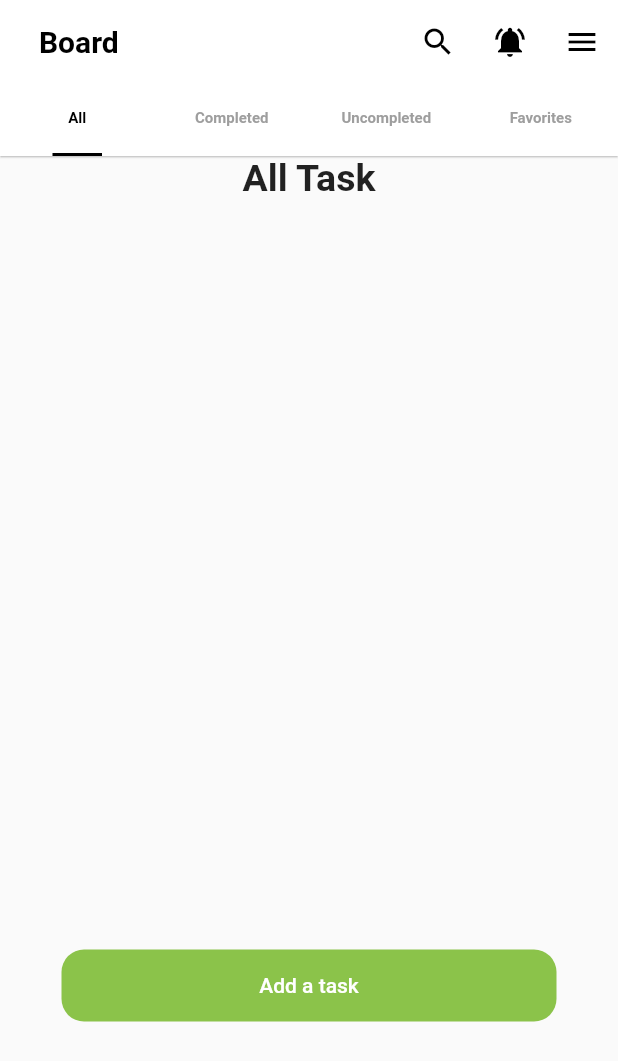
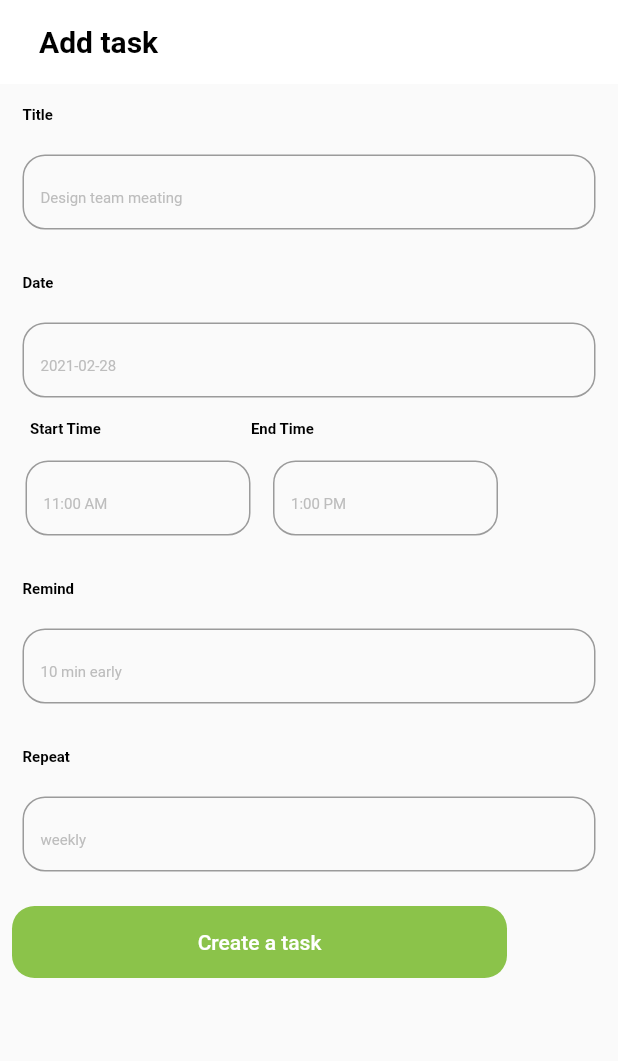
Before and after one commit to M-Samii/algoriza_internship, a Flutter app: the screen it shows after launch, on a phone screen of 412 x 824 dp. Shown: the top 1061 px of the screen. Run offline on Flutter 3.47's test engine with Material 2 defaults, Android fonts, the phone set to English and light mode, and no system bars; our stand-ins replace sqflite; missing offline and left inert: country_pickers, onboarding; accounts and stored records are empty.

Commit message:
update 2

```diff
--- a/lib/layout/Home_layout.dart
+++ b/lib/layout/Home_layout.dart
@@ -1,16 +1,29 @@
 import 'package:flutter/material.dart';
 import 'package:intern_program/modules/HomeScreen/FavoriteScreen.dart';
+import 'package:sqflite/sqflite.dart';
 
-import '../login/my_button.dart';
 import '../modules/HomeScreen/AllTaskScreen.dart';
 import '../modules/HomeScreen/CompletedScreen.dart';
 import '../modules/HomeScreen/UncompletedScreen.dart';
 
 
-class HomeLayout extends StatelessWidget {
+class HomeLayout extends StatefulWidget {
   const HomeLayout({Key? key}) : super(key: key);
 
   @override
+  State<HomeLayout> createState() => _HomeLayoutState();
+}
+
+class _HomeLayoutState extends State<HomeLayout> {
+   Database? database;
+
+  @override
+  void initState(){
+    createDatabase();
+  //  insertToDatabase();
+
+  }
+
   Widget build(BuildContext context) {
 
     return DefaultTabController(
@@ -68,6 +81,11 @@ class HomeLayout extends StatelessWidget {
               ]
 
           ),
+        floatingActionButton: FloatingActionButton(onPressed: () async {
+          insertToDatabase();
+         List<Map> list = await database!.rawQuery('SELECT * FROM tasks WHERE ID = 15');
+          print(list);
+        },),
 
 
 
@@ -79,4 +97,48 @@ class HomeLayout extends StatelessWidget {
       initialIndex: 0,
     );
   }
+
+  void createDatabase()async
+  {
+   database = await openDatabase(
+        'todo.db',
+        version: 1,
+        onCreate: (database, version) async
+        {
+          print('database created');
+        database.execute('CREATE TABLE tasks (id INTEGER PRIMARY KEY,title TEXT,date TEXT,startTime TEXT,endTime TEXT,Reminder TEXT, repeate TEXT)').then((value) {
+          print('table created');
+        }).catchError((error){
+          print('error when creating table ${error.toString()}');
+        });
+
+        },
+      onOpen: (database)
+      {
+        print('database opend');
+
+      },
+
+      );
+  }
+
+  void insertToDatabase()
+  async {
+   /* await database.transaction((txn)
+    {
+      txn.rawInsert('INSERT INTO tasks(title, date, startTime, endTime, Reminder, repeate) VALUES("first task","0022","12","1","yes","daily")').then((value){print('$value inserted successfully');}).catchError((error){
+        print('error when insertion new record  ${error.toString()}');
+      });
+
+    });*/
+    await database!.transaction((txn) async {
+      int? id1 = await txn.rawInsert(
+          'INSERT INTO tasks(title, date, startTime, endTime, Reminder, repeate) VALUES("zzz task","0022","12","1","yes","daily")').then((value){print('$value inserted successfully');}).catchError((error){
+        print('error when insertion new record  ${error.toString()}');
+      });
+
+    });
+
+
+  }
 }
--- a/lib/login/my_formFiled.dart
+++ b/lib/login/my_formFiled.dart
@@ -3,32 +3,55 @@ import 'package:flutter/material.dart';
 class MyFormfield extends StatelessWidget {
   final TextEditingController Control;
   final String validation;
+  final String hint;
   final bool isPassword;
+  final VoidCallback Onpress;
 
   const MyFormfield({
     Key? key,
     required this.Control,
     required this.validation,
     this.isPassword=false,
+    required this.Onpress,
+     this.hint='',
+
 
   }) : super(key: key);
 
   @override
   Widget build(BuildContext context) {
     return Container(
-      decoration: BoxDecoration(
-        shape: BoxShape.rectangle,
+      height: 50,
+    /*  decoration: BoxDecoration(
+       // shape: BoxShape.rectangle,
+        borderRadius: BorderRadius.all(Radius.circular(15.0)),
         border: Border.all(
-          color: Colors.grey,
+          color: Colors.grey[400]!,
+
 
         ),
-      ),
+      ),*/
       child: TextFormField(
+
+
       //  decoration: InputDecoration(
         //  suffixIcon: Icon(Icons.remove_red_eye),
         //),
+        onTap: (){
+          Onpress();
+        },
+        decoration:InputDecoration(
+          hintText:hint,
+          hintStyle: TextStyle(color: Colors.grey[400],fontSize: 10.0,),
+          border:OutlineInputBorder(
+            borderRadius: BorderRadius.circular(15),
+            borderSide: BorderSide(color: Colors.grey[400]!),
+          ),
+        ) ,
         controller: Control,
         obscureText: isPassword,
+
+
 
         validator:(value){
           if (value!.isEmpty){
--- a/lib/login/register_screen.dart
+++ b/lib/login/register_screen.dart
@@ -119,7 +119,8 @@ class _register_screenState extends State<register_screen> {
               padding: const EdgeInsets.all(15.0),
               child: MyFormfield(
                 Control: EmailController,
-                validation: 'Email must not be empty',
+                validation: 'Email must not be empty', Onpress: () {  },
+
               ),
             ),
             Padding(
@@ -186,7 +187,7 @@ class _register_screenState extends State<register_screen> {
               child: MyFormfield(
                 Control: PasswordController,
                 validation: 'password must not be empty',
-                isPassword: true,
+                isPassword: true, Onpress: () {  },
               ),
             ),
             Padding(
--- a/lib/main.dart
+++ b/lib/main.dart
@@ -3,6 +3,8 @@ import 'package:intern_program/login/sign_in_screen.dart';
 
 import 'layout/Home_layout.dart';
 import 'login/onBording.dart';
+import 'modules/AddTaskScreen/AddTaskScreen.dart';
+
 
 void main() {
   runApp(const MyApp());
@@ -29,7 +31,8 @@ class MyApp extends StatelessWidget {
         // is not restarted.
         primarySwatch: Colors.blue,
       ),
-      home: HomeLayout(),
+     // home: HomeLayout(),
+      home: AddTaskScreen(),
     );
   }
 }
--- /dev/null
+++ b/lib/modules/AddTaskScreen/AddTaskScreen.dart
@@ -0,0 +1,163 @@
+import 'package:flutter/material.dart';
+
+import '../../login/my_button.dart';
+import '../../login/my_formFiled.dart';
+class AddTaskScreen extends StatelessWidget {
+  TextEditingController TitleController =TextEditingController();
+  TextEditingController DateController =TextEditingController();
+  TextEditingController StartTimeController =TextEditingController();
+  TextEditingController EndTimeController =TextEditingController();
+  TextEditingController RemindController =TextEditingController();
+  TextEditingController RepeatController =TextEditingController();
+   AddTaskScreen({Key? key}) : super(key: key);
+
+  @override
+  Widget build(BuildContext context) {
+    return Scaffold(
+      appBar: AppBar(
+        elevation: 0.0,
+        backgroundColor: Colors.white,
+        title: Text(
+          '  Add task',
+          style:TextStyle(color: Colors.black,fontWeight: FontWeight.bold),),
+      ),
+      body: SingleChildScrollView(
+        child: Column(
+          crossAxisAlignment: CrossAxisAlignment.start,
+          children: [
+            Padding(
+              padding: const EdgeInsets.only(left: 15.0, top: 15.0, bottom: 5.0),
+              child: Text(
+                'Title',
+                style: TextStyle(
+                    fontSize: 10,
+                    color: Colors.black,
+                    fontWeight: FontWeight.bold
+                ),
+              ),
+            ),
+            Padding(
+              padding: const EdgeInsets.all(15.0),
+              child: MyFormfield(
+                hint: 'Design team meating',
+                Control: TitleController,
+                validation: 'title must not be empty', Onpress: () {  },
+              ),
+            ),
+            Padding(
+              padding: const EdgeInsets.only(left: 15.0, top: 15.0, bottom: 5.0),
+              child: Text(
+                'Date',
+                style: TextStyle(
+                    fontSize: 10,
+                    color: Colors.black,
+                    fontWeight: FontWeight.bold
+                ),
+              ),
+            ),
+            Padding(
+              padding: const EdgeInsets.all(15.0),
+              child: MyFormfield(
+                Control: DateController,
+                hint: '2021-02-28',
+                validation: 'date must not be empty', Onpress: () {  },
+              ),
+            ),
+            Row(
+              children: [
+                SizedBox(width: 20,),
+                Text('Start Time',style: TextStyle(
+                    fontSize: 10,
+                    color: Colors.black,
+                    fontWeight: FontWeight.bold)),
+                SizedBox(width: 100,),
+                Text('End Time',style: TextStyle(
+                    fontSize: 10,
+                    color: Colors.black,
+                    fontWeight: FontWeight.bold)),
+              ],
+            ),
+          /*  Padding(
+              padding: const EdgeInsets.all(15.0),
+              child: MyFormfield(
+                Control: StartTimeController, validation: 'must not be empty', Onpress: () {  },
+
+              ),
+            ),*/
+            Row(
+              mainAxisAlignment: MainAxisAlignment.start,
+              children: [
+              Padding(
+                padding: const EdgeInsets.only(top: 15,bottom: 15,left: 17),
+                child: Container(
+                  width: 150,
+                  child: MyFormfield(
+                    hint: '11:00 AM',
+                    Control: StartTimeController, validation: 'must not be empty', Onpress: () {  },
+
+                  ),
+                ),
+              ),
+              Padding(
+                padding: const EdgeInsets.all(15.0),
+                child: Container(
+                  width: 150,
+                  child: MyFormfield(
+                    hint: '1:00 PM',
+                    Control: EndTimeController, validation: 'must not be empty', Onpress: () {  },
+
+                  ),
+                ),
+              ),
+            ],),
+            Padding(
+              padding: const EdgeInsets.only(left: 15.0, top: 15.0, bottom: 5.0),
+              child: Text(
+                'Remind',
+                style: TextStyle(
+                    fontSize: 10,
+                    color: Colors.black,
+                    fontWeight: FontWeight.bold
+                ),
+              ),
+            ),
+            Padding(
+              padding: const EdgeInsets.all(15.0),
+              child: MyFormfield(
+                Control: RemindController,
+                hint: '10 min early',
+                validation: 'title must not be empty', Onpress: () {  },
+              ),
+            ),
+            Padding(
+              padding: const EdgeInsets.only(left: 15.0, top: 15.0, bottom: 5.0),
+              child: Text(
+                'Repeat',
+                style: TextStyle(
+                    fontSize: 10,
+                    color: Colors.black,
+                    fontWeight: FontWeight.bold
+                ),
+              ),
+            ),
+            Padding(
+              padding: const EdgeInsets.all(15.0),
+              child: MyFormfield(
+                hint: 'weekly',
+                Control: RepeatController,
+                validation: 'title must not be empty', Onpress: () {  },
+              ),
+            ),
+            Padding(
+              padding: const EdgeInsets.all(8.0),
+              child: MYButton(OnClick:(){
+
+              },text: 'Create a task' ,),
+            ),
+
+
+        ],),
+      ),
+    );
+  }
+}
--- a/lib/modules/HomeScreen/AllTaskScreen.dart
+++ b/lib/modules/HomeScreen/AllTaskScreen.dart
@@ -21,7 +21,9 @@ class AllTaskScreen extends StatelessWidget {
          ),
         SizedBox(height: 500,),
 
-        MYButton(OnClick:(){},text: 'Add a task' ,),
+        MYButton(OnClick:(){
+
+        },text: 'Add a task' ,),
       ],
     );
   }
--- a/pubspec.yaml
+++ b/pubspec.yaml
@@ -34,6 +34,7 @@ dependencies:
   # The following adds the Cupertino Icons font to your application.
   # Use with the CupertinoIcons class for iOS style icons.
   cupertino_icons: ^1.0.2
+  sqflite: ^2.0.3
 
   country_pickers: ^2.0.0
   onboarding: ^3.1.0
```
Also changed, not shown: pubspec.lock.
